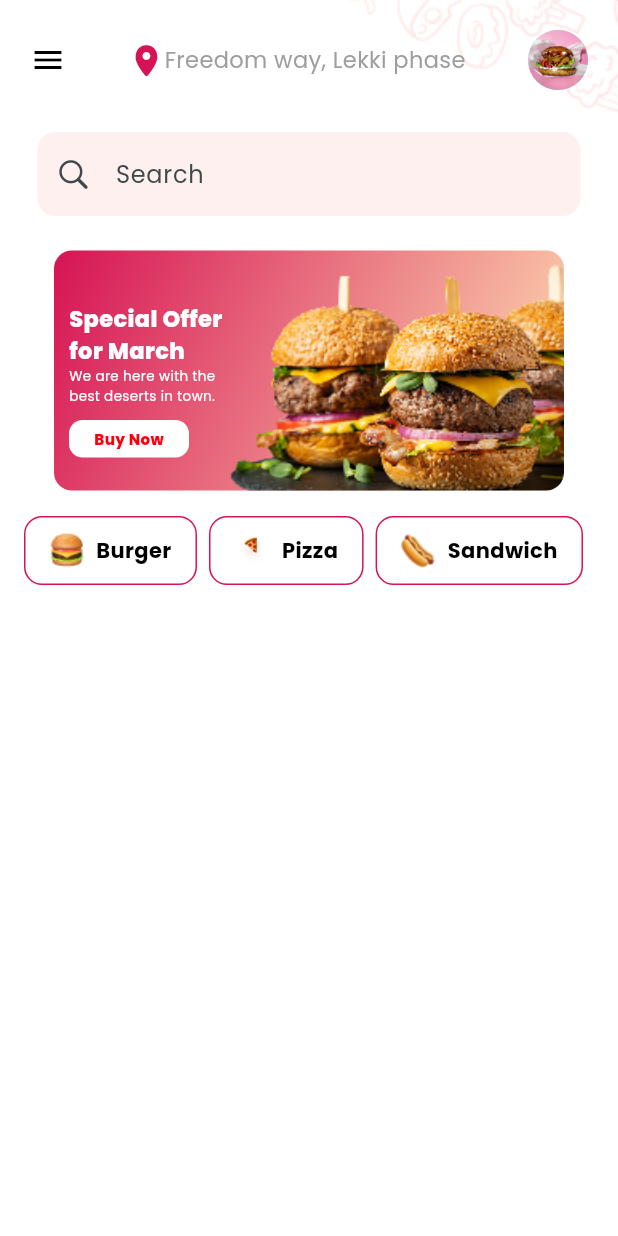
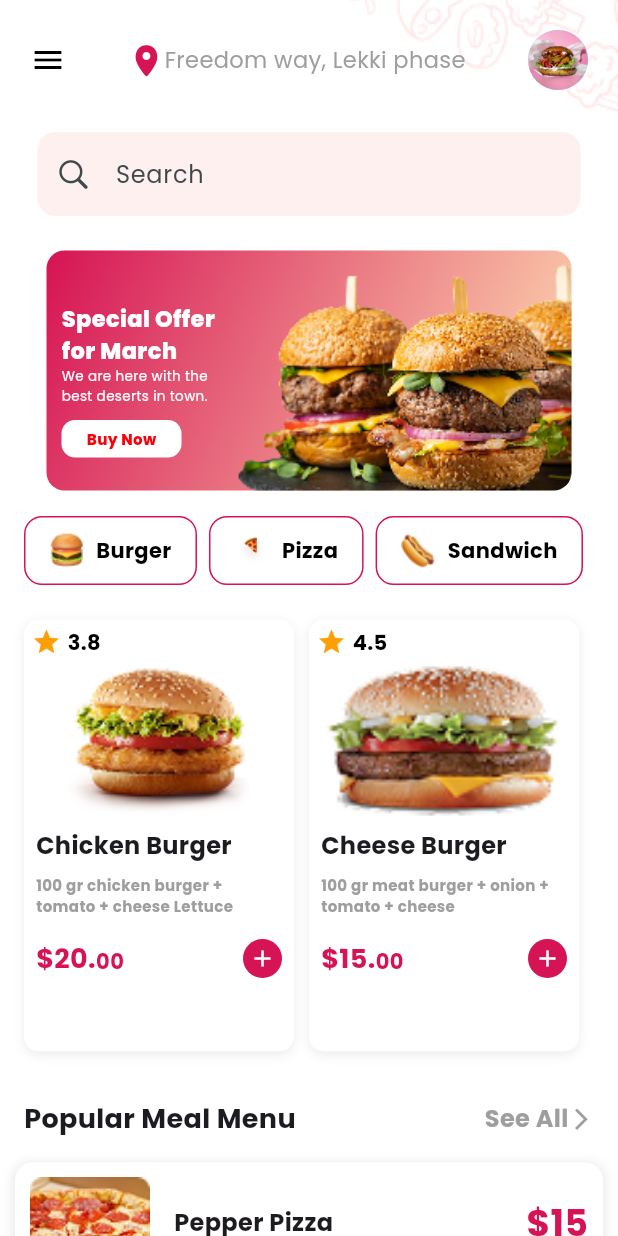
Before and after one commit to shaharyar4t4/Foodizo-Crave.-Order.-Enjoy, a Flutter app: the screen it shows after launch, on a phone screen of 412 x 824 dp. Run offline on Flutter 3.47's test engine with Material 3 defaults, Android fonts, the phone set to English and light mode, and no system bars; our stand-ins replace firebase_auth, firebase_core, get, google_fonts, lottie; accounts and stored records are empty.

Commit message:
updated 2.0

```diff
--- a/lib/screen/view_dashbored.dart
+++ b/lib/screen/view_dashbored.dart
@@ -12,6 +12,7 @@ class ViewDashbored extends StatefulWidget {
 }
 
 class _ViewDashboredState extends State<ViewDashbored> {
+
   int selectedIndex = -1;
   @override
   Widget build(BuildContext context) {
@@ -72,7 +73,7 @@ class _ViewDashboredState extends State<ViewDashbored> {
                 height: 15,
               ),
               Container(
-                width: 340,
+                width: 350,
                 height: 160,
                 decoration: BoxDecoration(
                   gradient: LinearGradient(
@@ -200,112 +201,117 @@ class _ViewDashboredState extends State<ViewDashbored> {
                 ),
               ),
               // Food Items Grid
-              // GridView.count(
-              //   shrinkWrap: true,
-              //   physics: NeverScrollableScrollPhysics(),
-              //   crossAxisCount: 2,
-              //   padding: EdgeInsets.all(16.0),
-              //   childAspectRatio: 0.75,
-              //   children: [
-              //     GestureDetector(
-              //       onTap: () {
-              //         Get.toNamed('/product');
-              //       },
-              //       child: _buildFoodItem(
-              //         image: 'assets/images/image1.png',
-              //         // Replace with your asset path
-              //         title: 'Chicken Burger',
-              //         rating: 3.8,
-              //         description:
-              //             '100 gr chicken burger + tomato + cheese Lettuce',
-              //         price: '\$20.00',
-              //       ),
-              //     ),
-              //     _buildFoodItem(
-              //       image: 'assets/images/image2.png',
-              //       // Replace with your asset path
-              //       title: 'Cheese Burger',
-              //       rating: 4.5,
-              //       description:
-              //           '100 gr meat burger + onion + tomato + Lettuce cheese',
-              //       price: '\$15.00',
-              //     ),
-              //   ],
-              // ),
+              GridView.count(
+                shrinkWrap: true,
+                physics: NeverScrollableScrollPhysics(),
+                crossAxisCount: 2,
+                padding: EdgeInsets.all(16.0),
+                childAspectRatio: 0.66,
+                children: [
+                  GestureDetector(
+                    onTap: () {
+                      Get.toNamed('/product');
+                    },
+                    child: _buildFoodItem(
+                      image: 'assets/images/product1.png',
+                      // Replace with your asset path
+                      title: 'Chicken Burger',
+                      rating: 3.8,
+                      description:
+                          '100 gr chicken burger + tomato + cheese Lettuce',
+                      price: '\$20.',
+                    ),
+                  ),
+                  _buildFoodItem(
+                    image: 'assets/images/product2.png',
+                    // Replace with your asset path
+                    title: 'Cheese Burger',
+                    rating: 4.5,
+                    description:
+                        '100 gr meat burger + onion + tomato + cheese',
+                    price: '\$15.',
+                  ),
+                ],
+              ),
               // Popular Meal Menu
-              // Padding(
-              //   padding: EdgeInsets.all(16.0),
-              //   child: Row(
-              //     mainAxisAlignment: MainAxisAlignment.spaceBetween,
-              //     children: [
-              //       Text(
-              //         'Popular Meal Menu',
-              //         style:
-              //             TextStyle(fontSize: 18, fontWeight: FontWeight.bold),
-              //       ),
-              //       Text(
-              //         'See All',
-              //         style: TextStyle(fontSize: 16, color: sttext),
-              //       ),
-              //     ],
-              //   ),
-              // ),
-              // Container(
-              //   margin: EdgeInsets.symmetric(horizontal: 16.0),
-              //   padding: EdgeInsets.all(16.0),
-              //   decoration: BoxDecoration(
-              //     color: Colors.white,
-              //     borderRadius: BorderRadius.circular(12.0),
-              //     boxShadow: [
-              //       BoxShadow(
-              //         color: Colors.grey.withOpacity(0.2),
-              //         spreadRadius: 2,
-              //         blurRadius: 5,
-              //         offset: Offset(0, 2),
-              //       ),
-              //     ],
-              //   ),
-              //   child: Row(
-              //     children: [
-              //       Image.asset(
-              //         'assets/images/image3.png',
-              //         // Replace with your pizza image asset path
-              //         width: 80,
-              //         height: 80,
-              //         fit: BoxFit.cover,
-              //       ),
-              //       SizedBox(width: 16),
-              //       Expanded(
-              //         child: Column(
-              //           crossAxisAlignment: CrossAxisAlignment.start,
-              //           children: [
-              //             Row(
-              //               mainAxisAlignment: MainAxisAlignment.spaceBetween,
-              //               children: [
-              //                 Text(
-              //                   'Pepper Pizza',
-              //                   style: TextStyle(
-              //                       fontSize: 16, fontWeight: FontWeight.bold),
-              //                 ),
-              //                 Text(
-              //                   '\$15',
-              //                   style: TextStyle(
-              //                       fontSize: 16,
-              //                       fontWeight: FontWeight.bold,
-              //                       color: Colors.pink[300]),
-              //                 ),
-              //               ],
-              //             ),
-              //             Text(
-              //               '5kg box of pizza',
-              //               style: TextStyle(fontSize: 14, color: Colors.grey),
-              //             ),
-              //           ],
-              //         ),
-              //       ),
-              //     ],
-              //   ),
-              // ),
+              Padding(
+                padding: EdgeInsets.all(16.0),
+                child: Row(
+                  mainAxisAlignment: MainAxisAlignment.spaceBetween,
+                  children: [
+                    Text(
+                      'Popular Meal Menu',
+                      style:
+                          TextStyle(fontSize: 18, fontWeight: FontWeight.bold),
+                    ),
+                    Row(
+                      children: [
+                        Text(
+                          'See All',
+                          style: TextStyle(fontSize: 16, color: Colors.grey, fontWeight: FontWeight.bold),
+                        ),
+                        Icon(Icons.arrow_forward_ios, color: Colors.grey, size: 17,),
+                      ],
+                    ),
+                  ],
+                ),
+              ),
+              Container(
+                margin: EdgeInsets.symmetric(horizontal: 10.0),
+                padding: EdgeInsets.all(10.0),
+                decoration: BoxDecoration(
+                  color: Colors.white,
+                  borderRadius: BorderRadius.circular(12.0),
+                  boxShadow: [
+                    BoxShadow(
+                      color: Colors.grey.withOpacity(0.2),
+                      spreadRadius: 2,
+                      blurRadius: 5,
+                      offset: Offset(0, 2),
+                    ),
+                  ],
+                ),
+                child: Row(
+                  children: [
+                    Image.asset(
+                      'assets/images/image3.png',
+                      // Replace with your pizza image asset path
+                      width: 80,
+                      height: 80,
+                      fit: BoxFit.cover,
+                    ),
+                    SizedBox(width: 16),
+                    Expanded(
+                      child: Column(
+                        crossAxisAlignment: CrossAxisAlignment.start,
+                        children: [
+                          Row(
+                            mainAxisAlignment: MainAxisAlignment.spaceBetween,
+                            children: [
+                              Text(
+                                'Pepper Pizza',
+                                style: TextStyle(
+                                    fontSize: 16, fontWeight: FontWeight.bold),
+                              ),
+                              Text(
+                                '\$15',
+                                style: TextStyle(
+                                    fontSize: 24,
+                                    fontWeight: FontWeight.bold,
+                                    color: sttext),
+                              ),
+                            ],
+                          ),
+                          Text(
+                            '5kg box of pizza',
+                            style: TextStyle(fontSize: 14, color: Colors.grey),
+                          ),
+                        ],
+                      ),
+                    ),
+                  ],
+                ),
+              ),
               SizedBox(height: 16),
               // Add some space at the bottom
             ],
@@ -315,40 +321,6 @@ class _ViewDashboredState extends State<ViewDashbored> {
     );
   }
 
-  // Widget _buildCategoryItem(String title, String image, Color color) {
-  //   bool isSelected = false;
-  //   return GestureDetector(
-  //     onTap: () {
-  //       setState(() {
-  //         isSelected = !isSelected;// Toggle selection state
-  //       });
-  //     },
-  //     child: Container(
-  //       margin: EdgeInsets.only(right: 8.0),
-  //       padding: EdgeInsets.symmetric(horizontal: 16.0, vertical: 8.0),
-  //       decoration: BoxDecoration(
-  //         color: isSelected ? Colors.pink : Colors.white, // Change color on tap
-  //         borderRadius: BorderRadius.circular(12.0),
-  //         border: Border.all(color: sttext),
-  //       ),
-  //       child: Row(
-  //         mainAxisSize: MainAxisSize.min,
-  //         children: [
-  //           Image.asset(image, height: 24,),
-  //           SizedBox(width: 8),
-  //           Text(
-  //             title,
-  //             style: TextStyle(
-  //               color: isSelected ? Colors.white : Colors.black, // Change text color when selected
-  //               fontWeight: FontWeight.bold,
-  //             ),
-  //           ),
-  //         ],
-  //       ),
-  //     ),
-  //   );
-  // }
-
   Widget _buildFoodItem({
     required String image,
     required String title,
@@ -357,15 +329,15 @@ class _ViewDashboredState extends State<ViewDashbored> {
     required String price,
   }) {
     return Container(
-      margin: EdgeInsets.all(8.0),
+
+      margin: EdgeInsets.only(right: 10),
       decoration: BoxDecoration(
         color: Colors.white,
-        borderRadius: BorderRadius.circular(12.0),
+        borderRadius: BorderRadius.circular(10.0),
         boxShadow: [
           BoxShadow(
             color: Colors.grey.withOpacity(0.2),
-            spreadRadius: 2,
-            blurRadius: 5,
+            blurRadius: 6,
             offset: Offset(0, 2),
           ),
         ],
@@ -373,13 +345,29 @@ class _ViewDashboredState extends State<ViewDashbored> {
       child: Column(
         crossAxisAlignment: CrossAxisAlignment.start,
         children: [
+          Padding(
+            padding: const EdgeInsets.only(left: 5, top: 5),
+            child: Row(
+              children: [
+                Icon(Icons.star, color: star_color, size: 20),
+                SizedBox(width: 4),
+                Text(
+                  rating.toString(),
+                  style: TextStyle(fontSize: 14, color: Colors.black, fontWeight: FontWeight.bold),
+                ),
+              ],
+            ),
+          ),
           ClipRRect(
-            borderRadius: BorderRadius.vertical(top: Radius.circular(12.0)),
-            child: Image.asset(
-              image,
-              height: 120,
-              width: double.infinity,
-              fit: BoxFit.cover,
+            borderRadius: BorderRadius.vertical(top: Radius.circular(10.0)),
+            child: Padding(
+              padding: const EdgeInsets.only(top: 6),
+              child: Image.asset(
+                image,
+                height: 100,
+                width: double.infinity,
+                fit: BoxFit.cover,
+              ),
             ),
           ),
           Padding(
@@ -395,36 +383,47 @@ class _ViewDashboredState extends State<ViewDashbored> {
                       style:
                           TextStyle(fontSize: 16, fontWeight: FontWeight.bold),
                     ),
+                  ],
+                ),
+                SizedBox(height: 8,),
+                Text(
+                  description,
+                  style: TextStyle(fontSize: 10, color: Colors.grey, fontWeight: FontWeight.bold),
+                ),
+                SizedBox(height: 15,),
+                Row(
+                  mainAxisAlignment: MainAxisAlignment.spaceBetween,
+                  children: [
+                    Row(
+                      children: [
+                        Text(
+                          price,
+                          style: TextStyle(
+                              fontSize: 18,
+                              fontWeight: FontWeight.bold,
+                              color: sttext),
+                        ),
+                        Padding(
+                          padding: const EdgeInsets.only(top: 4),
+                          child: Text(
+                            "00",
+                            style: TextStyle(
+                                fontSize: 14,
+                                fontWeight: FontWeight.bold,
+                                color: sttext),
+                          ),
+                        ),
+                      ],
+                    ),
                     Container(
                       padding: EdgeInsets.all(4.0),
                       decoration: BoxDecoration(
                         color: sttext,
                         shape: BoxShape.circle,
                       ),
-                      child: Icon(Icons.add, color: Colors.white, size: 16),
+                      child: Icon(Icons.add, color: Colors.white, size: 18),
                     ),
                   ],
-                ),
-                Row(
-                  children: [
-                    Icon(Icons.star, color: Colors.amber, size: 16),
-                    SizedBox(width: 4),
-                    Text(
-                      rating.toString(),
-                      style: TextStyle(fontSize: 14, color: Colors.grey),
-                    ),
-                  ],
-                ),
-                Text(
-                  description,
-                  style: TextStyle(fontSize: 12, color: Colors.grey),
-                ),
-                Text(
-                  price,
-                  style: TextStyle(
-                      fontSize: 16,
-                      fontWeight: FontWeight.bold,
-                      color: Colors.pink[300]),
                 ),
               ],
             ),
--- a/lib/util/cont_color.dart
+++ b/lib/util/cont_color.dart
@@ -3,3 +3,4 @@ import 'package:flutter/material.dart';
 const Color sttext = Color(0xFFd61354);
 const Color sbtn  =  Color(0xFFfa020b);
 const Color sbtn1 =  Color(0xFFFFE1B4);
+const Color star_color = Color(0xFFFF9F06);
```
Also changed, not shown: assets/images/product1.png (renamed from assets/images/image1.png), assets/images/product2.png (renamed from assets/images/image2.png).
